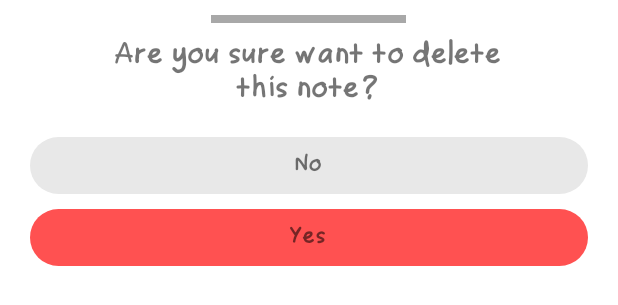
After one commit to crishabhkumar/NotesApp, an Android app: the layout dialog_delete.xml on its own in the app's theme, with its tools: preview values and no code run, on a phone screen of 412 x 824 dp. The commit adds this screen. Shown: the top 305 px of the screen. Run offline under Robolectric (Android 15) with nearby library versions, the phone set to English and light mode, and no system bars.

Commit message:
UI is almost done.

```diff
--- a/app/src/main/java/com/rishabhkumar/notesapp/ui/Fragments/CreateNotesFragment.kt
+++ b/app/src/main/java/com/rishabhkumar/notesapp/ui/Fragments/CreateNotesFragment.kt
@@ -6,15 +6,19 @@ import android.view.LayoutInflater
 import android.view.View
 import android.view.ViewGroup
 import com.rishabhkumar.notesapp.R
+import com.rishabhkumar.notesapp.databinding.FragmentCreateNotesBinding
 
 class CreateNotesFragment : Fragment() {
+
+    lateinit var binding:FragmentCreateNotesBinding
 
     override fun onCreateView(
         inflater: LayoutInflater, container: ViewGroup?,
         savedInstanceState: Bundle?
     ): View? {
         // Inflate the layout for this fragment
-        return inflater.inflate(R.layout.fragment_create_notes, container, false)
+        binding = FragmentCreateNotesBinding.inflate(inflater, container,false)
+        return binding.root
     }
 
 }
--- /dev/null
+++ b/app/src/main/res/drawable/done_icon.xml
@@ -0,0 +1,5 @@
+<vector android:height="24dp" android:tint="#000000"
+    android:viewportHeight="24" android:viewportWidth="24"
+    android:width="24dp" xmlns:android="http://schemas.android.com/apk/res/android">
+    <path android:fillColor="@android:color/white" android:pathData="M9,16.2L4.8,12l-1.4,1.4L9,19 21,7l-1.4,-1.4L9,16.2z"/>
+</vector>
--- /dev/null
+++ b/app/src/main/res/drawable/edit_test_shape.xml
@@ -0,0 +1,5 @@
+<?xml version="1.0" encoding="utf-8"?>
+<shape xmlns:android="http://schemas.android.com/apk/res/android">
+    <solid android:color="#707070" />
+    <corners android:radius="5dp" />
+</shape>
--- /dev/null
+++ b/app/src/main/res/drawable/green_dot.xml
@@ -0,0 +1,5 @@
+<?xml version="1.0" encoding="utf-8"?>
+<shape xmlns:android="http://schemas.android.com/apk/res/android"
+    android:shape="oval">
+    <solid android:color="@color/green_color" />
+</shape>
--- /dev/null
+++ b/app/src/main/res/drawable/no_button.xml
@@ -0,0 +1,8 @@
+<?xml version="1.0" encoding="utf-8"?>
+<shape xmlns:android="http://schemas.android.com/apk/res/android"
+    android:shape="rectangle">
+
+    <solid android:color="#E8E8E8"/>
+    <corners android:radius="150dp"/>
+
+</shape>
--- /dev/null
+++ b/app/src/main/res/drawable/red_dot.xml
@@ -0,0 +1,5 @@
+<?xml version="1.0" encoding="utf-8"?>
+<shape xmlns:android="http://schemas.android.com/apk/res/android"
+    android:shape="oval">
+    <solid android:color="@color/red_color" />
+</shape>
--- /dev/null
+++ b/app/src/main/res/drawable/yellow_dot.xml
@@ -0,0 +1,5 @@
+<?xml version="1.0" encoding="utf-8"?>
+<shape xmlns:android="http://schemas.android.com/apk/res/android"
+    android:shape="oval">
+    <solid android:color="@color/yellow_color" />
+</shape>
--- /dev/null
+++ b/app/src/main/res/drawable/yes_button.xml
@@ -0,0 +1,8 @@
+<?xml version="1.0" encoding="utf-8"?>
+<shape xmlns:android="http://schemas.android.com/apk/res/android"
+    android:shape="rectangle">
+
+    <solid android:color="@color/red_color"/>
+    <corners android:radius="150dp"/>
+
+</shape>
--- /dev/null
+++ b/app/src/main/res/layout/dialog_delete.xml
@@ -0,0 +1,46 @@
+<?xml version="1.0" encoding="utf-8"?>
+<LinearLayout xmlns:android="http://schemas.android.com/apk/res/android"
+    android:layout_width="match_parent"
+    android:layout_height="match_parent"
+    android:orientation="vertical">
+
+    <View
+        android:layout_width="130dp"
+        android:layout_height="5dp"
+        android:layout_gravity="center"
+        android:layout_margin="10dp"
+        android:background="#A8A8A8" />
+
+    <TextView
+        android:layout_width="match_parent"
+        android:layout_height="wrap_content"
+        android:fontFamily="@font/bold"
+        android:gravity="center"
+        android:text="Are you sure want to delete\nthis note?"
+        android:textSize="18sp" />
+
+    <TextView
+        android:layout_width="match_parent"
+        android:layout_height="wrap_content"
+        android:layout_marginStart="20dp"
+        android:layout_marginTop="20dp"
+        android:layout_marginEnd="20dp"
+        android:background="@drawable/no_button"
+        android:fontFamily="@font/bold"
+        android:gravity="center"
+        android:padding="10dp"
+        android:text="No" />
+
+    <TextView
+        android:layout_width="match_parent"
+        android:layout_height="wrap_content"
+        android:layout_marginStart="20dp"
+        android:layout_marginTop="10dp"
+        android:layout_marginEnd="20dp"
+        android:background="@drawable/yes_button"
+        android:fontFamily="@font/bold"
+        android:gravity="center"
+        android:padding="10dp"
+        android:text="Yes" />
+
+</LinearLayout>
--- a/app/src/main/res/values/colors.xml
+++ b/app/src/main/res/values/colors.xml
@@ -9,5 +9,7 @@
     <color name="white">#FFFFFFFF</color>
     <color name="backg_color">#242424</color>
     <color name="red_color">#FF5151</color>
+    <color name="green_color">#11D998</color>
+    <color name="yellow_color">#d9D92F</color>
 
 </resources>
```
Also changed, not shown: app/src/main/res/layout/fragment_create_notes.xml (+80 -3 lines), app/src/main/res/layout/fragment_edit_notes.xml (+77 -4 lines), app/src/main/res/layout/item_notes.xml (added, +59 -0 lines).
